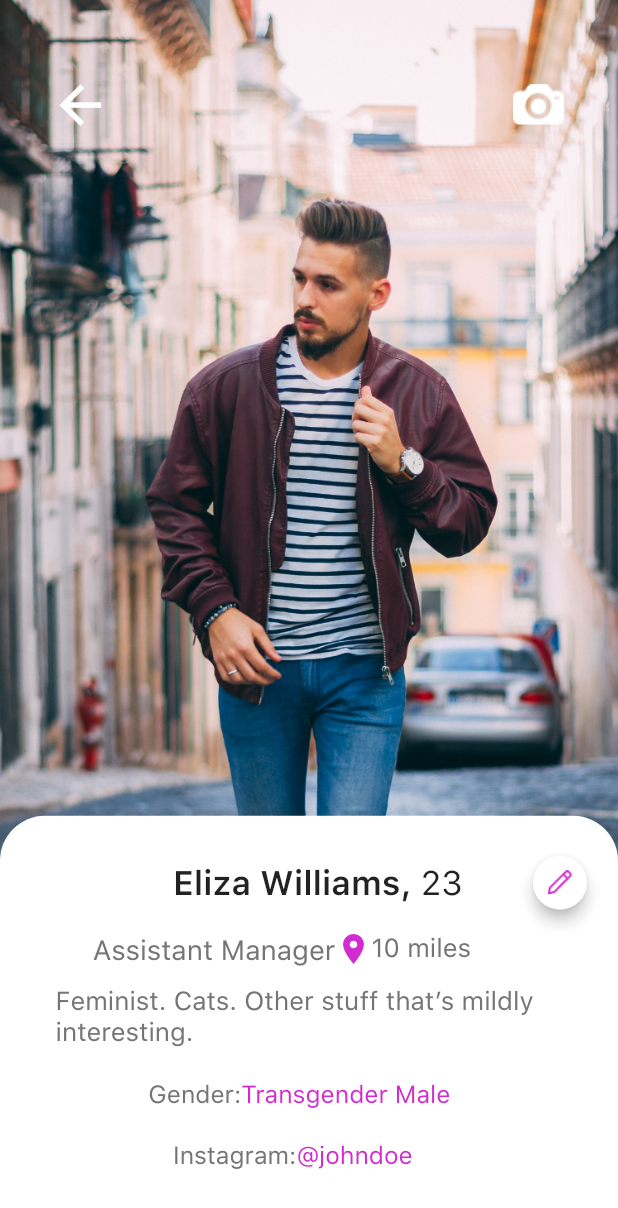
After one commit to Abhisheksainii/goldidate-master, a Flutter app: the InnerProfile screen opened by its route, on a phone screen of 412 x 824 dp. The commit adds this screen. Shown: the top 1208 px of the screen. Run offline on Flutter 3.47's test engine with Material 2 defaults, Android fonts, the phone set to English and light mode, and no system bars; our stand-ins replace auto_size_text, cloud_firestore, firebase_auth, firebase_core, font_awesome_flutter, google_sign_in and 4 more; missing offline and left inert: flutter_login_facebook, mobile_number; accounts and stored records are empty; project files that could hold a hidden picture were left out.

Commit message:
Created InnerProfile Screen

```diff
--- a/lib/main.dart
+++ b/lib/main.dart
@@ -6,6 +6,8 @@ import 'package:goldidate/screens/Home/Profile/editProfile.dart';
 import 'package:goldidate/screens/Home/Profile/goldidatePlus.dart';
 import 'package:goldidate/screens/Home/Profile/myProfile.dart';
 import 'package:goldidate/screens/Home/allchats.dart';
+import 'package:goldidate/screens/Home/editInnerProfile.dart';
+import 'package:goldidate/screens/Home/filters.dart';
 import 'package:goldidate/screens/Home/location.dart';
 import 'package:goldidate/screens/authentication/create_account.dart';
 import 'package:goldidate/screens/screens_exporter.dart';
@@ -50,6 +52,8 @@ class MyApp extends StatelessWidget {
         AppRoutes.goldidatePlus: (context) => GoldidatePlus(),
         AppRoutes.editProfile: (context) => EditProfile(),
         AppRoutes.location: (context) => Location(),
+        AppRoutes.filters: (context) => Filters(),
+        AppRoutes.innerProfile: (context) => InnerProfile(),
       },
     );
   }
--- a/lib/routes/app_routes.dart
+++ b/lib/routes/app_routes.dart
@@ -17,4 +17,5 @@ class AppRoutes {
   static final String editProfile = "/editProfile";
   static final String location = "/location";
   static final String filters = "/filters";
+  static final String innerProfile = "editInnerProfile";
 }
--- /dev/null
+++ b/lib/screens/Home/editInnerProfile.dart
@@ -0,0 +1,225 @@
+import 'package:flutter/material.dart';
+import 'package:goldidate/routes/app_routes.dart';
+import 'package:goldidate/utils/utils_exporter.dart';
+
+class InnerProfile extends StatefulWidget {
+  @override
+  _InnerProfileState createState() => _InnerProfileState();
+}
+
+class _InnerProfileState extends State<InnerProfile> {
+  @override
+  Widget build(BuildContext context) {
+    final height = MediaQuery.of(context).size.height;
+    final width = MediaQuery.of(context).size.width;
+    return Scaffold(
+      body: Container(
+        decoration: BoxDecoration(
+          image: DecorationImage(
+            fit: BoxFit.cover,
+            image: AssetImage(
+              Common.assetsImages + "Man.png",
+            ),
+          ),
+        ),
+        child: Column(
+          crossAxisAlignment: CrossAxisAlignment.center,
+          mainAxisSize: MainAxisSize.max,
+          mainAxisAlignment: MainAxisAlignment.end,
+          children: [
+            Padding(
+              padding: EdgeInsets.only(top: height * 0.05, left: width * 0.08),
+              child: Container(
+                child: Row(
+                  children: [
+                    Icon(
+                      Icons.arrow_back,
+                      color: Colors.white,
+                      size: width * 0.1,
+                    ),
+                    SizedBox(
+                      width: width * 0.65,
+                    ),
+                    Image(
+                      image: AssetImage(
+                        Common.assetsImages + "Vector-38.png",
+                      ),
+                    ),
+                  ],
+                ),
+              ),
+            ),
+            SizedBox(
+              height: height * 0.55,
+            ),
+            Container(
+              height: height * 0.34,
+              width: width * 1.8,
+              decoration: BoxDecoration(
+                color: Colors.white,
+                borderRadius: BorderRadius.only(
+                  topLeft: Radius.circular(30.0),
+                  topRight: Radius.circular(30.0),
+                ),
+              ),
+              child: Column(
+                children: [
+                  Padding(
+                    padding: EdgeInsets.only(
+                        top: height * 0.025, left: width * 0.28),
+                    child: Container(
+                      child: Row(
+                        children: [
+                          Container(
+                            child: Text(
+                              "Eliza Williams, ",
+                              style: TextStyle(
+                                  fontSize: width * 0.055,
+                                  fontWeight: FontWeight.w600),
+                            ),
+                          ),
+                          Container(
+                            child: Text(
+                              "23",
+                              style: TextStyle(
+                                  fontSize: width * 0.055,
+                                  fontWeight: FontWeight.w400),
+                            ),
+                          ),
+                          SizedBox(
+                            width: width * 0.08,
+                          ),
+                          ElevatedButton(
+                            onPressed: () {
+                              Navigator.of(context)
+                                  .pushNamed(AppRoutes.settings);
+                            },
+                            child: Container(
+                              height: height * 0.04,
+                              width: width * 0.04,
+                              child: Image(
+                                color: Color(0xFFD12BD1),
+                                image: AssetImage(
+                                    Common.assetsImages + "Pencil icon.png"),
+                              ),
+                            ),
+                            style: ElevatedButton.styleFrom(
+                                elevation: 4.0,
+                                shape: CircleBorder(),
+                                primary: Colors.white,
+                                onPrimary: Colors.white),
+                          ),
+                        ],
+                      ),
+                    ),
+                  ),
+                  Padding(
+                    padding:
+                        EdgeInsets.only(left: width * 0.15, top: height * 0.01),
+                    child: Container(
+                      child: Row(
+                        children: [
+                          Container(
+                            child: Text(
+                              "Assistant Manager",
+                              style: TextStyle(
+                                fontSize: width * 0.045,
+                                color: Color(0xFF757575),
+                              ),
+                            ),
+                          ),
+                          Icon(
+                            Icons.location_on,
+                            color: Color(0xFFD12BD1),
+                          ),
+                          Container(
+                            child: Text(
+                              "10 miles",
+                              style: TextStyle(
+                                fontSize: width * 0.042,
+                                color: Color(0xFF757575),
+                              ),
+                            ),
+                          ),
+                        ],
+                      ),
+                    ),
+                  ),
+                  Padding(
+                    padding: EdgeInsets.only(
+                        left: width * 0.09, top: height * 0.015),
+                    child: Container(
+                      child: Text(
+                        "Feminist. Cats. Other stuff that’s mildly interesting.",
+                        style: TextStyle(
+                          fontSize: width * 0.042,
+                          color: Color(0xFF757575),
+                        ),
+                      ),
+                    ),
+                  ),
+                  Padding(
+                    padding: EdgeInsets.only(
+                        top: height * 0.025, left: width * 0.24),
+                    child: Container(
+                      child: Row(
+                        children: [
+                          Container(
+                            child: Text(
+                              "Gender:",
+                              style: TextStyle(
+                                fontSize: width * 0.04,
+                                color: Color(0xFF757575),
+                              ),
+                            ),
+                          ),
+                          Container(
+                            child: Text(
+                              "Transgender Male",
+                              style: TextStyle(
+                                color: Color(0xFFD12BD1),
+                                fontSize: width * 0.04,
+                              ),
+                            ),
+                          ),
+                        ],
+                      ),
+                    ),
+                  ),
+                  Padding(
+                    padding: EdgeInsets.only(
+                        top: height * 0.025, left: width * 0.28),
+                    child: Container(
+                      child: Row(
+                        children: [
+                          Container(
+                            child: Text(
+                              "Instagram:",
+                              style: TextStyle(
+                                fontSize: width * 0.04,
+                                color: Color(0xFF757575),
+                              ),
+                            ),
+                          ),
+                          Container(
+                            child: Text(
+                              "@johndoe",
+                              style: TextStyle(
+                                color: Color(0xFFD12BD1),
+                                fontSize: width * 0.04,
+                              ),
+                            ),
+                          ),
+                        ],
+                      ),
+                    ),
+                  ),
+                ],
+              ),
+            ),
+          ],
+        ),
+      ),
+    );
+  }
+}
```
Also changed, not shown: assets/images/Man.png (added), assets/images/drawable-hdpi/fabio-scaletta-cYSRncVxE44-unsplash.png (added), assets/images/drawable-ldpi/fabio-scaletta-cYSRncVxE44-unsplash.png (added), assets/images/drawable-mdpi/fabio-scaletta-cYSRncVxE44-unsplash.png (added), assets/images/drawable-xhdpi/fabio-scaletta-cYSRncVxE44-unsplash.png (added), 2 other files.
